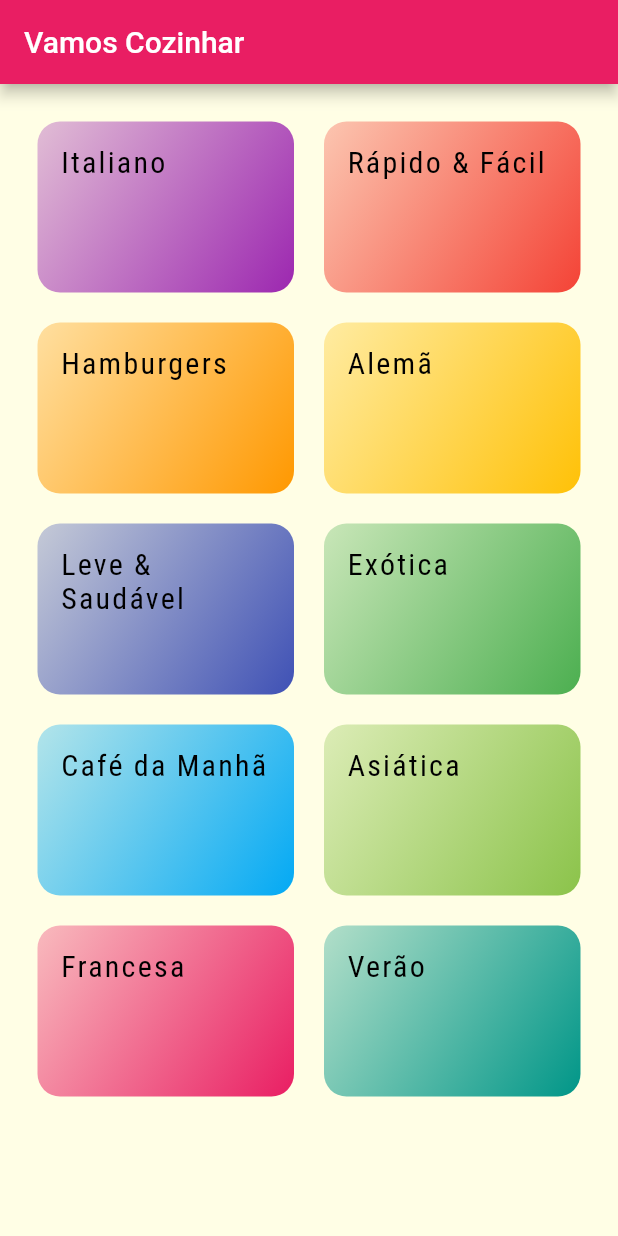
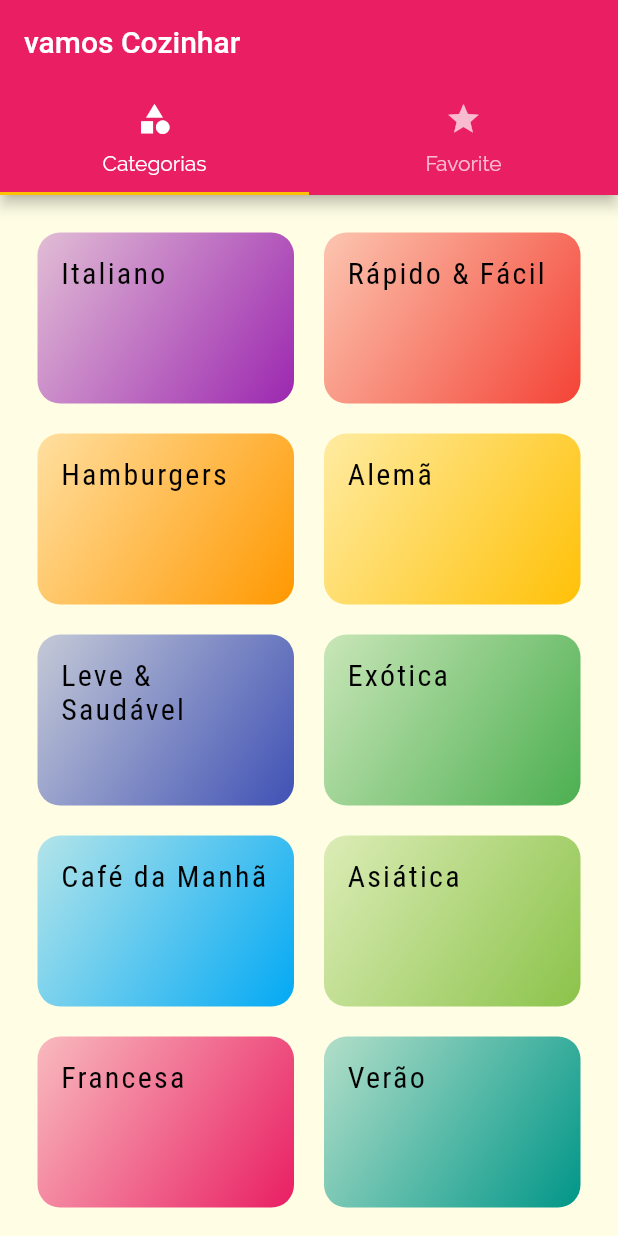
Before and after one commit to PereiraSantos/curso_flutter, a Flutter app: the screen it shows after launch, on a phone screen of 412 x 824 dp. Run offline on Flutter 3.47's test engine with Material 2 defaults, Android fonts, the phone set to English and light mode, and no system bars.

Commit message:
Adicionando tabBar

```diff
--- a/meals/lib/main.dart
+++ b/meals/lib/main.dart
@@ -1,7 +1,8 @@
 import 'package:flutter/material.dart';
-import 'package:meals/models/category.dart';
 import 'package:meals/screens/category_meals_screen.dart';
 import 'package:meals/screens/category_screens.dart';
+import 'package:meals/screens/meal_detail_screen.dart';
+import 'package:meals/screens/tabs_scren.dart';
 import 'package:meals/utils/app_routes.dart';
 
 void main() => runApp(const MyApp());
@@ -12,6 +13,7 @@ class MyApp extends StatelessWidget {
   @override
   Widget build(BuildContext context) {
     return MaterialApp(
+      debugShowCheckedModeBanner: false,
       title: 'DeliMeals',
       theme: ThemeData(
         fontFamily: 'Raleway',
@@ -26,8 +28,9 @@ class MyApp extends StatelessWidget {
       ),
 
       routes: {
-        AppRoutes.HOME: (ctx) => const CategoryScreen(),
-        AppRoutes.CATEGORIRY_MEALS: (ctx) => const CategoryMealsScreen()
+        AppRoutes.HOME: (ctx) => const TabScreen(),
+        AppRoutes.CATEGORIRY_MEALS: (ctx) => const CategoryMealsScreen(),
+        AppRoutes.MEALS_DETAIL: (ctx) => const MealDetailScreen()
       },
     );
   }
--- a/meals/lib/screens/category_screens.dart
+++ b/meals/lib/screens/category_screens.dart
@@ -7,9 +7,7 @@ class CategoryScreen extends StatelessWidget {
 
   @override
   Widget build(BuildContext context) {
-    return Scaffold(
-      appBar: AppBar(title: const Text("Vamos Cozinhar"),),
-      body: GridView(
+    return GridView(
         padding: const EdgeInsets.all(25),
         gridDelegate: const SliverGridDelegateWithMaxCrossAxisExtent(
           maxCrossAxisExtent: 200,
@@ -21,7 +19,6 @@ class CategoryScreen extends StatelessWidget {
         children: DUMMY_CATEGORIES.map((cat){
           return CategoryItem(category: cat);
         }).toList(),
-      ),
     );
   }
 }
--- /dev/null
+++ b/meals/lib/screens/tabs_scren.dart
@@ -0,0 +1,38 @@
+import 'package:flutter/material.dart';
+import 'package:meals/screens/category_screens.dart';
+import 'package:meals/screens/favorite_screen.dart';
+
+class TabScreen extends StatelessWidget {
+  const TabScreen({ Key? key }) : super(key: key);
+
+  @override
+  Widget build(BuildContext context) {
+    return DefaultTabController(
+      length: 2,
+      child: Scaffold(
+        appBar: AppBar(
+          title: const Text("vamos Cozinhar"),
+          bottom: const  TabBar(
+            tabs: [
+              Tab(
+                icon: Icon(Icons.category),
+                text: 'Categorias',
+              ),
+              Tab(
+                icon: Icon(Icons.star),
+                text: 'Favorite',
+              ),
+            ],
+          ),
+        ),
+        body: const TabBarView(
+          children: [
+            CategoryScreen(),
+            FavoriteScreen(),
+          ],
+          ),
+      ),
+
+    );
+  }
+}
--- a/meals/lib/utils/app_routes.dart
+++ b/meals/lib/utils/app_routes.dart
@@ -5,4 +5,7 @@ class AppRoutes{
 
   // ignore: constant_identifier_names
   static const CATEGORIRY_MEALS = '/category-meals';
+
+    // ignore: constant_identifier_names
+  static const MEALS_DETAIL = '/meal-datail';
 }
```
Also changed, not shown: meals/lib/components/meal_item.dart (+10 -2 lines), meals/lib/screens/favorite_screen.dart (added, +12 -0 lines), meals/lib/screens/meal_detail_screen.dart (added, +87 -0 lines).
